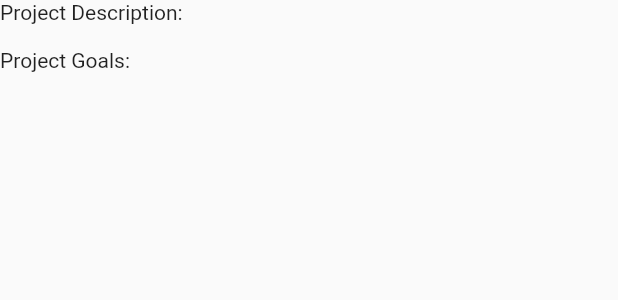
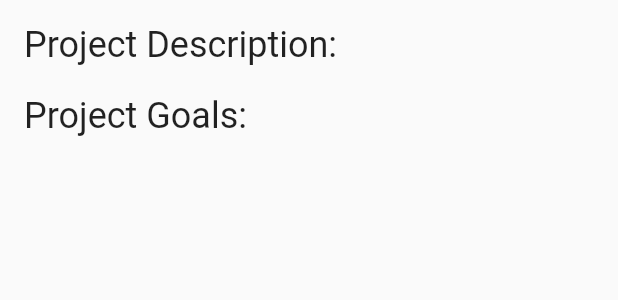
Before and after one commit to gracelcai/ide-app, a Flutter app: the ProjectHome widget shown alone on an empty page, opened directly with empty values, on a phone screen of 412 x 824 dp. Shown: the top 300 px of the screen. Run offline on Flutter 3.47's test engine with Material 2 defaults, Android fonts, the phone set to English and light mode, and no system bars; our stand-ins replace cloud_firestore, firebase_auth, firebase_core, syncfusion_flutter_calendar; missing offline and left inert: dart:js; accounts and stored records are empty.

```diff
--- a/lib/calendar_page.dart
+++ b/lib/calendar_page.dart
@@ -9,8 +9,9 @@ class CalendarPage extends StatefulWidget {
 
   @override
   State<CalendarPage> createState() => _CalendarState();
+}
 
-  _CalendarState() {
+class _CalendarState extends State<CalendarPage> {
   Widget build(BuildContext context) {
     return Scaffold(
       appBar: AppBar(title: const Text("Projects Calendar")),
@@ -23,7 +24,6 @@ class CalendarPage extends StatefulWidget {
       ),
       drawer: SideMenu(),
     );
-    }
   }
 }
 
--- a/lib/database_service.dart
+++ b/lib/database_service.dart
@@ -27,7 +27,8 @@ class DatabaseService {
           'title': title,
           'description': description,
           'goals': goals, // add members
-          'owner': userRef
+          'owner': userRef,
+          'members': List<DocumentReference>,
         })
         .then((value) => (userRef.update({
               'projects': FieldValue.arrayUnion([value])
--- a/lib/home.dart
+++ b/lib/home.dart
@@ -78,9 +78,11 @@ class _HomeState extends State<Home> {
                 MaterialPageRoute(
                     builder: (context) => ProjectTabs(
                           id: id,
-                          data: data,
                         )), // pass in id or data - data easier, but should get id
               );
+            },
+            onLongPress: () {
+              // delete?
             },
           );
         },
--- a/lib/project_home.dart
+++ b/lib/project_home.dart
@@ -1,3 +1,5 @@
+// ignore_for_file: prefer_const_constructors
+
 import 'package:flutter/cupertino.dart';
 import 'package:cloud_firestore/cloud_firestore.dart';
 import 'package:flutter/material.dart';
@@ -5,8 +7,7 @@ import 'package:flutter/material.dart';
 class ProjectHome extends StatefulWidget {
   final String id;
   final Map<String, dynamic> data;
-  ProjectHome(
-      {Key? key, required this.id, required Map<String, dynamic> this.data})
+  ProjectHome({Key? key, required this.id, required this.data})
       : super(key: key);
 
   @override
@@ -16,18 +17,21 @@ class ProjectHome extends StatefulWidget {
 class _ProjectHomeState extends State<ProjectHome> {
   @override
   Widget build(BuildContext context) {
-    Future<DocumentSnapshot> project =
-        FirebaseFirestore.instance.collection('projects').doc(widget.id).get();
-
-    return Column(
-      mainAxisAlignment: MainAxisAlignment.start,
-      crossAxisAlignment: CrossAxisAlignment.start,
-      children: [
-        Text("Project Description:"),
-        Text(widget.data["description"]),
-        Text("Project Goals:"),
-        Text(widget.data["goals"]),
-      ],
+    return Padding(
+      padding: const EdgeInsets.all(16.0),
+      child: Column(
+        mainAxisAlignment: MainAxisAlignment.start,
+        crossAxisAlignment: CrossAxisAlignment.start,
+        children: [
+          Text(
+            "Project Description:",
+            style: TextStyle(fontSize: 24.0),
+          ),
+          Text(widget.data["description"], style: TextStyle(fontSize: 16.0)),
+          Text("Project Goals:", style: TextStyle(fontSize: 24.0)),
+          Text(widget.data["goals"], style: TextStyle(fontSize: 16.0)),
+        ],
+      ),
     );
   }
 }
--- a/lib/projects.dart
+++ b/lib/projects.dart
@@ -11,7 +11,6 @@ class Project extends StatelessWidget {
     // TODO: implement build
     return ProjectTabs(
       id: '',
-      data: Map<String, dynamic>(),
     );
   }
 }
```
Also changed, not shown: lib/widgets/projectInnerPages.dart (+46 -6 lines). Lines whose indentation alone changed are shown as unchanged.
